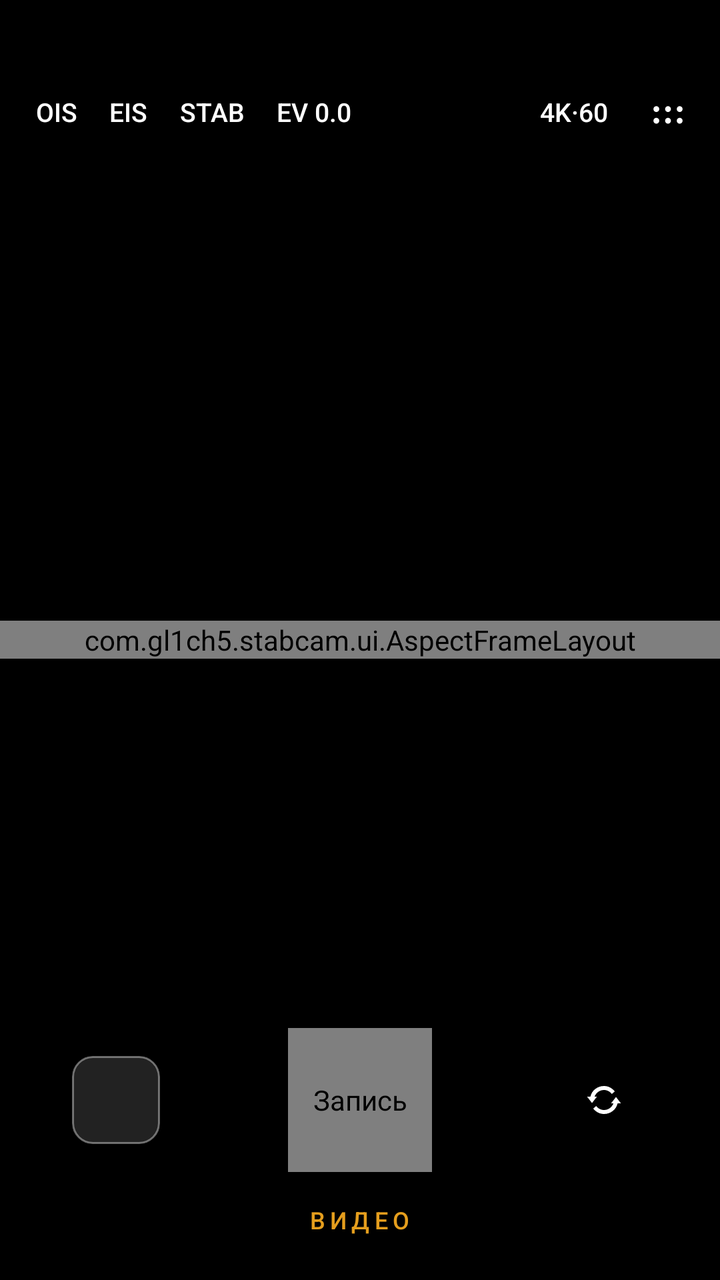
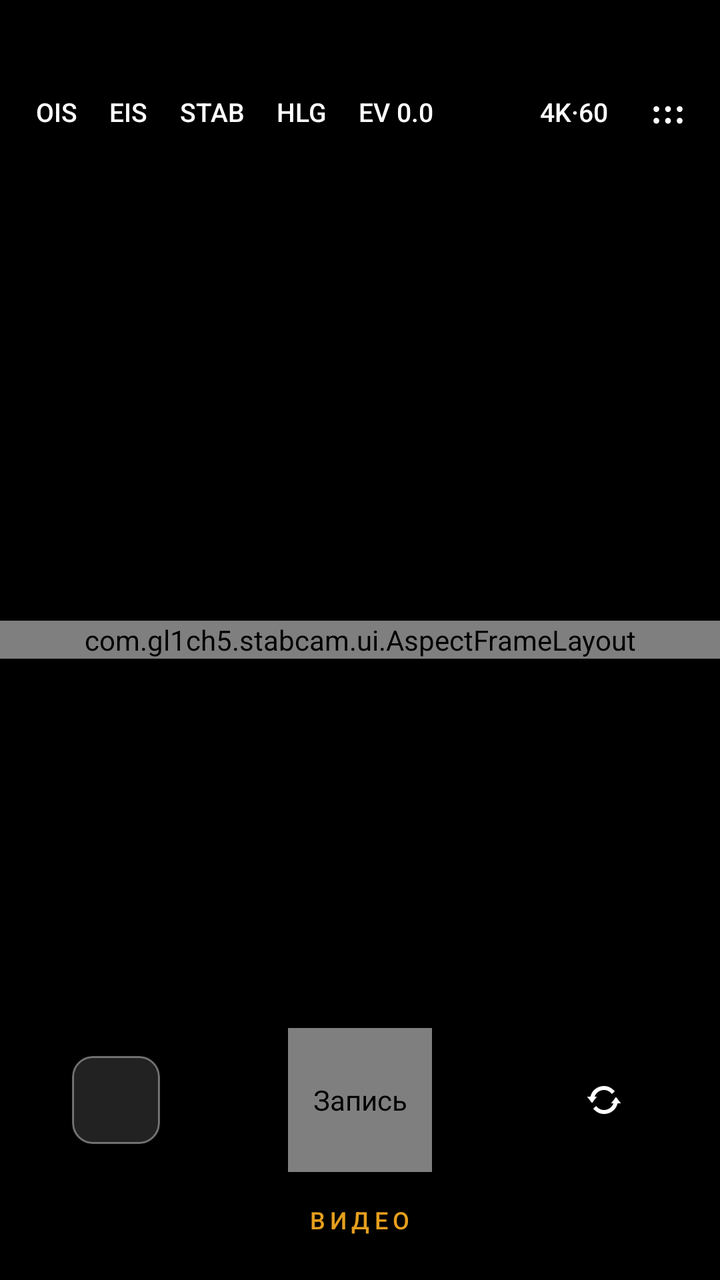

The first picture is an Android layout as it rendered before a commit; the second is the same layout after the commit. The layout source and the unified diff follow.
<!-- AndroidManifest.xml: application theme AppTheme -->
<!-- res/layout/activity_main.xml -->
<?xml version="1.0" encoding="utf-8"?>
<FrameLayout xmlns:android="http://schemas.android.com/apk/res/android"
    android:id="@+id/root"
    android:layout_width="match_parent"
    android:layout_height="match_parent"
    android:background="@color/bg">

    <com.gl1ch5.stabcam.ui.AspectFrameLayout
        android:id="@+id/previewFrame"
        android:layout_width="match_parent"
        android:layout_height="wrap_content"
        android:layout_gravity="center">

        <SurfaceView
            android:id="@+id/preview"
            android:layout_width="match_parent"
            android:layout_height="match_parent" />

        <View
            android:id="@+id/shutterFlash"
            android:layout_width="match_parent"
            android:layout_height="match_parent"
            android:alpha="0"
            android:background="@color/bg" />
    </com.gl1ch5.stabcam.ui.AspectFrameLayout>

    
    <LinearLayout
        android:id="@+id/topBar"
        android:layout_width="match_parent"
        android:layout_height="40dp"
        android:layout_gravity="top"
        android:layout_marginStart="10dp"
        android:layout_marginTop="36dp"
        android:layout_marginEnd="6dp"
        android:gravity="center_vertical"
        android:orientation="horizontal">

        <LinearLayout
            android:id="@+id/pillLeft"
            android:layout_width="0dp"
            android:layout_height="match_parent"
            android:layout_weight="1"
            android:gravity="center_vertical"
            android:orientation="horizontal">

            <TextView android:id="@+id/btnOis" style="@style/TopText" android:text="OIS" />
            <TextView android:id="@+id/btnEis" style="@style/TopText" android:text="EIS" />
            <TextView android:id="@+id/btnStab" style="@style/TopText" android:text="STAB" />
            <TextView android:id="@+id/btnEv" style="@style/TopText" android:text="EV 0.0" />
        </LinearLayout>

        <TextView
            android:id="@+id/btnQuality"
            style="@style/TopText"
            android:fontFamily="sans-serif-medium"
            android:text="4K·60"
            android:textColor="@color/text" />

        <ImageButton
            android:id="@+id/btnSettings"
            android:layout_width="40dp"
            android:layout_height="40dp"
            android:layout_marginStart="2dp"
            android:background="@null"
            android:contentDescription="@string/settings"
            android:padding="10dp"
            android:scaleType="fitCenter"
            android:src="@drawable/ic_menu" />
    </LinearLayout>

    
    <LinearLayout
        android:id="@+id/recIndicator"
        android:layout_width="wrap_content"
        android:layout_height="30dp"
        android:layout_gravity="top|center_horizontal"
        android:layout_marginTop="40dp"
        android:background="@drawable/bg_pill"
        android:gravity="center_vertical"
        android:orientation="horizontal"
        android:paddingStart="12dp"
        android:paddingEnd="12dp"
        android:visibility="gone">

        <View
            android:id="@+id/recDot"
            android:layout_width="7dp"
            android:layout_height="7dp"
            android:background="@drawable/bg_rec_dot" />

        <TextView
            android:id="@+id/recTime"
            android:layout_width="wrap_content"
            android:layout_height="wrap_content"
            android:layout_marginStart="7dp"
            android:fontFamily="monospace"
            android:text="00:00"
            android:textColor="@color/text"
            android:textSize="14sp" />
    </LinearLayout>

    <TextView
        android:id="@+id/info"
        android:layout_width="wrap_content"
        android:layout_height="wrap_content"
        android:layout_gravity="top|center_horizontal"
        android:layout_marginStart="24dp"
        android:layout_marginTop="82dp"
        android:layout_marginEnd="24dp"
        android:background="@drawable/bg_pill"
        android:gravity="center"
        android:paddingStart="12dp"
        android:paddingTop="5dp"
        android:paddingEnd="12dp"
        android:paddingBottom="5dp"
        android:textColor="@color/text_dim"
        android:textSize="11sp"
        android:visibility="gone" />

    
    <LinearLayout
        android:id="@+id/evPanel"
        android:layout_width="match_parent"
        android:layout_height="40dp"
        android:layout_gravity="bottom"
        android:layout_marginStart="36dp"
        android:layout_marginEnd="36dp"
        android:layout_marginBottom="176dp"
        android:background="@drawable/bg_pill"
        android:gravity="center_vertical"
        android:orientation="horizontal"
        android:paddingStart="14dp"
        android:paddingEnd="6dp"
        android:visibility="gone">

        <TextView
            android:id="@+id/evValue"
            android:layout_width="44dp"
            android:layout_height="wrap_content"
            android:text="0.0"
            android:textColor="@color/accent"
            android:textSize="13sp" />

        <SeekBar
            android:id="@+id/evSeek"
            android:layout_width="0dp"
            android:layout_height="wrap_content"
            android:layout_weight="1" />
    </LinearLayout>

    
    <LinearLayout
        android:id="@+id/zoomRow"
        android:layout_width="wrap_content"
        android:layout_height="34dp"
        android:layout_gravity="bottom|center_horizontal"
        android:layout_marginBottom="142dp"
        android:background="@drawable/bg_pill"
        android:gravity="center"
        android:orientation="horizontal"
        android:paddingStart="2dp"
        android:paddingEnd="2dp" />

    
    <LinearLayout
        android:id="@+id/controls"
        android:layout_width="match_parent"
        android:layout_height="76dp"
        android:layout_gravity="bottom"
        android:layout_marginBottom="52dp"
        android:gravity="center_vertical"
        android:orientation="horizontal"
        android:paddingStart="36dp"
        android:paddingEnd="36dp">

        <ImageView
            android:id="@+id/thumb"
            android:layout_width="44dp"
            android:layout_height="44dp"
            android:background="@drawable/bg_thumb"
            android:clipToOutline="true"
            android:contentDescription="@string/gallery"
            android:scaleType="centerCrop" />

        <Space android:layout_width="0dp" android:layout_height="1dp" android:layout_weight="1" />

        <com.gl1ch5.stabcam.ui.RecordButton
            android:id="@+id/btnRecord"
            android:layout_width="72dp"
            android:layout_height="72dp"
            android:contentDescription="@string/record" />

        <Space android:layout_width="0dp" android:layout_height="1dp" android:layout_weight="1" />

        <ImageButton
            android:id="@+id/btnFlip"
            android:layout_width="44dp"
            android:layout_height="44dp"
            android:background="@null"
            android:contentDescription="@string/flip"
            android:padding="10dp"
            android:scaleType="fitCenter"
            android:src="@drawable/ic_flip" />
    </LinearLayout>

    <TextView
        android:id="@+id/modeLabel"
        android:layout_width="wrap_content"
        android:layout_height="wrap_content"
        android:layout_gravity="bottom|center_horizontal"
        android:layout_marginBottom="22dp"
        android:alpha="0.9"
        android:fontFamily="sans-serif-medium"
        android:letterSpacing="0.2"
        android:text="@string/mode_video"
        android:textColor="@color/accent"
        android:textSize="12sp" />
</FrameLayout>
<!-- resources referenced by this layout -->
<resources>
  <color name="accent">#FFFFB020</color>
  <color name="bg">#FF000000</color>
  <color name="text">#FFFFFFFF</color>
  <color name="text_dim">#99FFFFFF</color>
  <!-- drawable bg_pill (drawable) -->
  <?xml version="1.0" encoding="utf-8"?>
  <shape xmlns:android="http://schemas.android.com/apk/res/android" android:shape="rectangle">
      <solid android:color="#59000000" />
      <corners android:radius="20dp" />
  </shape>
  <!-- drawable bg_rec_dot (drawable) -->
  <?xml version="1.0" encoding="utf-8"?>
  <shape xmlns:android="http://schemas.android.com/apk/res/android" android:shape="oval">
      <solid android:color="@color/rec_red" />
      <size android:width="8dp" android:height="8dp" />
  </shape>
  <!-- drawable bg_thumb (drawable) -->
  <?xml version="1.0" encoding="utf-8"?>
  <shape xmlns:android="http://schemas.android.com/apk/res/android" android:shape="rectangle">
      <solid android:color="#FF222222" />
      <stroke android:width="1dp" android:color="#66FFFFFF" />
      <corners android:radius="10dp" />
  </shape>
  <!-- drawable ic_flip (drawable) -->
  <vector xmlns:android="http://schemas.android.com/apk/res/android"
      android:width="28dp" android:height="28dp" android:viewportWidth="24" android:viewportHeight="24">
      <path android:fillColor="#FFFFFFFF"
          android:pathData="M12,5C8.7,5 5.9,7.2 5.2,10.3L3.5,10.3 6,13.5 8.5,10.3 7.3,10.3C8,8.4 9.8,7 12,7c1.6,0 3,0.8 3.9,2l1.5,-1.3C16.1,6.1 14.2,5 12,5zM18,10.5l-2.5,3.2 1.2,0C16,15.6 14.2,17 12,17c-1.6,0 -3,-0.8 -3.9,-2l-1.5,1.3C7.9,17.9 9.8,19 12,19c3.3,0 6.1,-2.2 6.8,-5.3l1.7,0z" />
  </vector>
  <!-- drawable ic_menu (drawable) -->
  <vector xmlns:android="http://schemas.android.com/apk/res/android"
      android:width="24dp" android:height="24dp" android:viewportWidth="24" android:viewportHeight="24">
      <path android:fillColor="#FFFFFFFF"
          android:pathData="M5,8.5a1.75,1.75 0,1 0,0.01 0zM12,8.5a1.75,1.75 0,1 0,0.01 0zM19,8.5a1.75,1.75 0,1 0,0.01 0zM5,15.5a1.75,1.75 0,1 0,0.01 0zM12,15.5a1.75,1.75 0,1 0,0.01 0zM19,15.5a1.75,1.75 0,1 0,0.01 0z" />
  </vector>
  <string name="flip">Сменить камеру</string>
  <string name="gallery">Галерея</string>
  <string name="mode_video">ВИДЕО</string>
  <string name="record">Запись</string>
  <string name="settings">Настройки</string>
  <style name="TopText">
          <item name="android:layout_width">wrap_content</item>
          <item name="android:layout_height">40dp</item>
          <item name="android:gravity">center</item>
          <item name="android:paddingStart">8dp</item>
          <item name="android:paddingEnd">8dp</item>
          <item name="android:textColor">@color/text</item>
          <item name="android:textSize">13sp</item>
          <item name="android:fontFamily">sans-serif-medium</item>
          <item name="android:shadowColor">#B3000000</item>
          <item name="android:shadowRadius">6</item>
      </style>
  <style name="AppTheme" parent="@android:style/Theme.DeviceDefault.NoActionBar">
          <item name="android:windowBackground">@color/bg</item>
          <item name="android:statusBarColor">@android:color/black</item>
          <item name="android:navigationBarColor">@android:color/black</item>
          <item name="android:colorAccent">@color/accent</item>
          <item name="android:windowLayoutInDisplayCutoutMode">shortEdges</item>
      </style>
  <color name="rec_red">#FFE53935</color>
</resources>

<!-- the commit's change to res/layout/activity_main.xml (unified diff, before → after) -->
@@ -47,6 +47,7 @@
             <TextView android:id="@+id/btnOis" style="@style/TopText" android:text="OIS" />
             <TextView android:id="@+id/btnEis" style="@style/TopText" android:text="EIS" />
             <TextView android:id="@+id/btnStab" style="@style/TopText" android:text="STAB" />
+            <TextView android:id="@+id/btnHdr" style="@style/TopText" android:text="HLG" />
             <TextView android:id="@+id/btnEv" style="@style/TopText" android:text="EV 0.0" />
         </LinearLayout>
 
